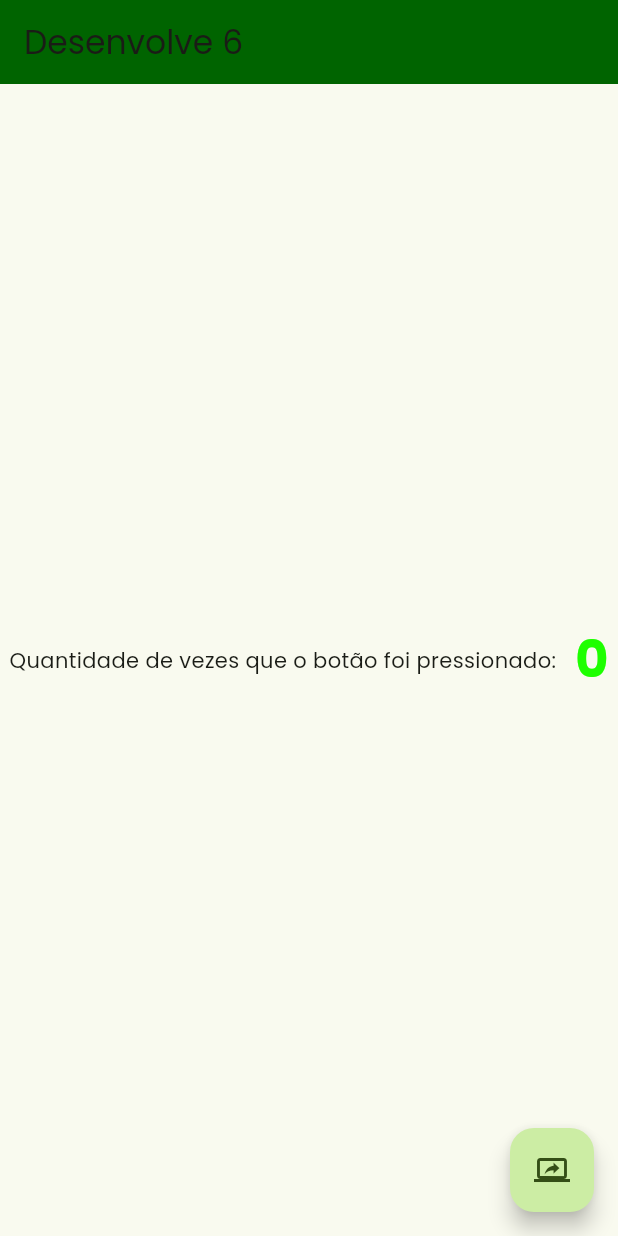
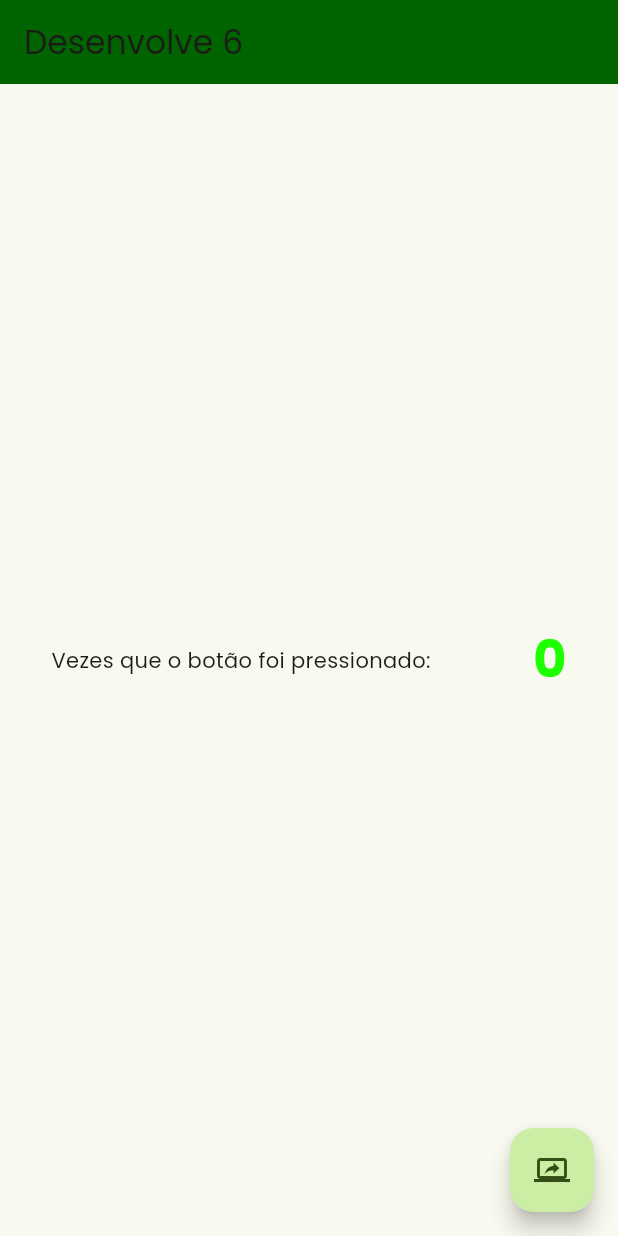
Before and after one commit to desenvolve06/gr6-projeto1, a Flutter app: the screen it shows after launch, on a phone screen of 412 x 824 dp. Run offline on Flutter 3.47's test engine with Material 3 defaults, Android fonts, the phone set to English and light mode, and no system bars; our stand-ins replace google_fonts.

Commit message:
Refactored[G6-5]: Modificar conteúdo do texto
Corrigindo bug por conta do tamanho do texto em comparação a tela

Texto alterado de 'Quantidade de vezes que o botão foi pressionado' para 'Vezes que o botão foi pressionado'

```diff
--- a/lib/main.dart
+++ b/lib/main.dart
@@ -109,7 +109,7 @@ class _MyHomePageState extends State<MyHomePage> {
           mainAxisAlignment: MainAxisAlignment.spaceAround,
           children: <Widget>[
             const Text(
-              'Quantidade de vezes que o botão foi pressionado:',
+              'Vezes que o botão foi pressionado:',
             ),
             Text(
               '$_counter',
```
